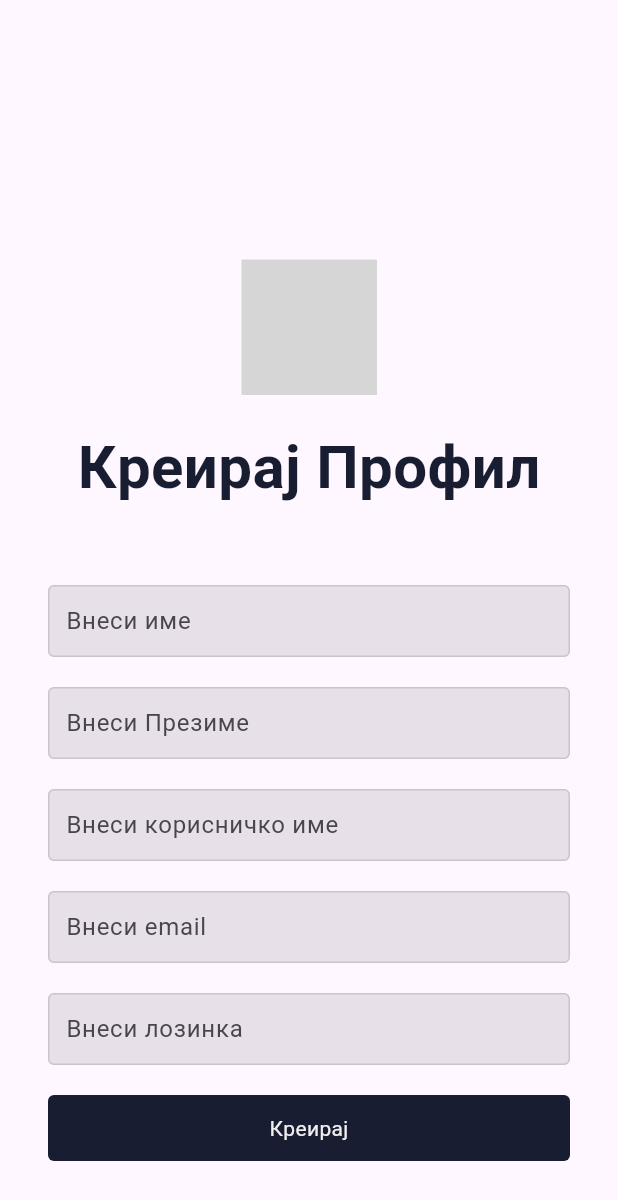
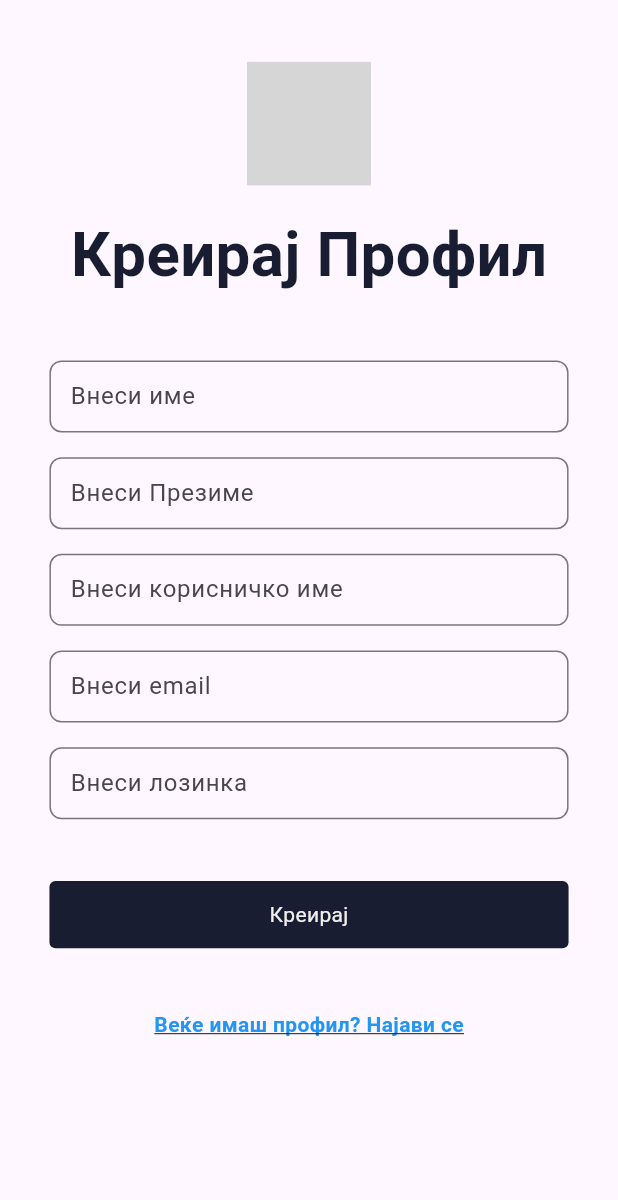
Before and after one commit to EvaTrajkovska/ReWear, a Flutter app: the SignupScreen screen opened directly, on a phone screen of 412 x 824 dp. Shown: the top 1200 px of the screen. Run offline on Flutter 3.47's test engine with Material 3 defaults, Android fonts, the phone set to English and light mode, and no system bars; our stand-ins replace cloud_firestore, firebase_auth, firebase_core, flutter_svg, image_picker; accounts and stored records are empty; Roboto replaces fonts that are missing (Helvetica); project files that could hold a hidden picture were left out; grey boxes are pictures that could not be loaded.

Commit message:
Authentication metods and login/signup screen changed

```diff
--- a/lib/screens/signup_screen.dart
+++ b/lib/screens/signup_screen.dart
@@ -1,6 +1,6 @@
 import 'package:flutter/material.dart';
-import 'package:flutter_svg/flutter_svg.dart';
-import 'package:rewear/widgets/text_field_input.dart';
+import 'package:flutter_svg/svg.dart';
+import 'package:rewear/resources/authentication_metods.dart';
 
 class SignupScreen extends StatefulWidget {
   const SignupScreen({super.key});
@@ -14,115 +14,132 @@ class _SignupScreenState extends State<SignupScreen> {
   final TextEditingController _passwordController = TextEditingController();
   final TextEditingController _nameController = TextEditingController();
   final TextEditingController _surnameController = TextEditingController();
-  final TextEditingController _usernamewordController = TextEditingController();
+  final TextEditingController _usernameController = TextEditingController();
 
   @override
   void dispose() {
-    super.dispose();
     _emailController.dispose();
     _passwordController.dispose();
     _nameController.dispose();
     _surnameController.dispose();
-    _usernamewordController.dispose();
+    _usernameController.dispose();
+    super.dispose();
+  }
+
+  Widget _buildTextField({
+    required TextEditingController controller,
+    required String hintText,
+    required TextInputType textInputType,
+    bool isPass = false,
+  }) {
+    return TextFormField(
+      controller: controller,
+      decoration: InputDecoration(
+        hintText: hintText,
+        border: OutlineInputBorder(borderRadius: BorderRadius.circular(8)),
+        contentPadding: EdgeInsets.symmetric(vertical: 10, horizontal: 10),
+      ),
+      keyboardType: textInputType,
+      obscureText: isPass,
+    );
   }
 
   @override
   Widget build(BuildContext context) {
+    final size = MediaQuery.of(context).size;
+
     return Scaffold(
       body: SafeArea(
-        child: Container(
-          padding: const EdgeInsets.symmetric(horizontal: 32),
-          width: double.infinity,
+        child: SingleChildScrollView(
+          padding: EdgeInsets.symmetric(horizontal: size.width * 0.08),
           child: Column(
             crossAxisAlignment: CrossAxisAlignment.center,
             children: [
-              Flexible(child: Container(), flex: 1,),
-              SvgPicture.asset('assets/ReWear-_2_.svg', height: 90),
-              const SizedBox(height: 20),
-              const Text('Креирај Профил',
+              SizedBox(height: size.height * 0.05),
+              SvgPicture.asset('assets/ReWear-_2_.svg',
+                  height: size.height * 0.1),
+              SizedBox(height: size.height * 0.02),
+              Text(
+                'Креирај Профил',
                 style: TextStyle(
                   fontWeight: FontWeight.bold,
-                  fontSize: 40,
+                  fontSize: size.width * 0.1,
                   fontFamily: 'Helvetica',
-                  color: Color.fromRGBO(24, 29, 49,1),),),
-              const SizedBox(height: 50),
-              TextFieldInput(
+                  color: Color.fromRGBO(24, 29, 49, 1),
+                ),
+              ),
+              SizedBox(height: size.height * 0.05),
+              _buildTextField(
+                controller: _nameController,
                 hintText: 'Внеси име',
                 textInputType: TextInputType.text,
-                textEditingController: _passwordController,
               ),
-              const SizedBox(
-                height: 20,
-              ),
-              TextFieldInput(
+              SizedBox(height: size.height * 0.02),
+              _buildTextField(
+                controller: _surnameController,
                 hintText: 'Внеси Презиме',
                 textInputType: TextInputType.text,
-                textEditingController: _surnameController,
               ),
-              const SizedBox(
-                height: 20,
-              ),
-              TextFieldInput(
+              SizedBox(height: size.height * 0.02),
+              _buildTextField(
+                controller: _usernameController,
                 hintText: 'Внеси корисничко име',
                 textInputType: TextInputType.text,
-                textEditingController: _usernamewordController,
               ),
-              const SizedBox(
-                height: 20,
-              ),
-              TextFieldInput(
+              SizedBox(height: size.height * 0.02),
+              _buildTextField(
+                controller: _emailController,
                 hintText: 'Внеси email',
                 textInputType: TextInputType.emailAddress,
-                textEditingController: _emailController,
               ),
-              const SizedBox(
-                height: 20,
-              ),
-              TextFieldInput(
+              SizedBox(height: size.height * 0.02),
+              _buildTextField(
+                controller: _passwordController,
                 hintText: 'Внеси лозинка',
                 textInputType: TextInputType.text,
-                textEditingController: _passwordController,
                 isPass: true,
               ),
-              const SizedBox(
-                height: 20,
+              SizedBox(height: size.height * 0.05),
+              InkWell(
+                onTap: () async {
+                  String res = await AuthenticationMetods().signUpUser(
+                      name: _nameController.text,
+                      surname: _surnameController.text,
+                      username: _usernameController.text,
+                      email: _emailController.text,
+                      password: _passwordController.text);
+                  print(res);
+                },
+                child: Container(
+                  width: double.infinity,
+                  alignment: Alignment.center,
+                  padding: EdgeInsets.symmetric(vertical: size.height * 0.015),
+                  decoration: ShapeDecoration(
+                    shape: RoundedRectangleBorder(
+                      borderRadius: BorderRadius.all(Radius.circular(4)),
+                    ),
+                    color: Color.fromRGBO(24, 29, 49, 1),
+                  ),
+                  child: Text(
+                    'Креирај',
+                    style: TextStyle(color: Color.fromRGBO(241, 239, 239, 1)),
+                  ),
+                ),
               ),
-
-              InkWell(
-                  child: Container(
-                    width: double.infinity,
-                    alignment: Alignment.center,
-                    padding: const EdgeInsets.symmetric(vertical: 12),
-                    decoration: const ShapeDecoration(shape: RoundedRectangleBorder(
-                      borderRadius: BorderRadius.all(Radius.circular(4),
-                      ),
-                    ),
-                        color: Color.fromRGBO(24, 29, 49,1)                ),
-                    child: const Text('Креирај', style: TextStyle(color: Color.fromRGBO(241, 239, 239,1)),),
-                  )),
-              const SizedBox(
-                height: 50,
+              SizedBox(height: size.height * 0.05),
+              GestureDetector(
+                onTap: () {
+                  // TODO: Navigate to sign-in page
+                },
+                child: Text(
+                  "Веќе имаш профил? Најави се",
+                  style: TextStyle(
+                    decoration: TextDecoration.underline,
+                    color: Colors.blue,
+                    fontWeight: FontWeight.bold,
+                  ),
+                ),
               ),
-              // Row(
-              //   mainAxisAlignment: MainAxisAlignment.center,
-              //   children: [
-              //     Container(
-              //       child: Text("Don't have an account?"),
-              //       padding: const EdgeInsets.symmetric(
-              //         vertical: 8,
-              //       ),
-              //     ),
-              //     GestureDetector(
-              //         onTap: (){},
-              //         child: Container(
-              //           child: Text("Sing up?", style: TextStyle( fontWeight: FontWeight.bold),),
-              //           padding: const EdgeInsets.symmetric(
-              //             vertical: 8,
-              //           ),
-              //         )
-              //     )
-              //   ],
-              // )
             ],
           ),
         ),
--- a/pubspec.yaml
+++ b/pubspec.yaml
@@ -36,6 +36,7 @@ dependencies:
   flutter:
     sdk: flutter
   flutter_svg: ^2.0.9
+  image_picker: ^1.0.7
 
 dev_dependencies:
   flutter_lints: ^2.0.0
@@ -53,7 +54,7 @@ flutter:
   uses-material-design: true
   # To add assets to your application, add an assets section, like this:
   assets:
-     - assets/ReWear-_2_.svg
+    - assets/ReWear-_2_.svg
   #   - images/a_dot_ham.jpeg
   # An image asset can refer to one or more resolution-specific "variants", see
   # https://flutter.dev/assets-and-images/#resolution-aware
```
Also changed, not shown: lib/main.dart (+5 -5 lines), lib/resources/authentication_metods.dart (added, +80 -0 lines), lib/screens/login_screen.dart (+58 -36 lines), lib/utils/image_picker.dart (added, +11 -0 lines), pubspec.lock, 6 other files.
